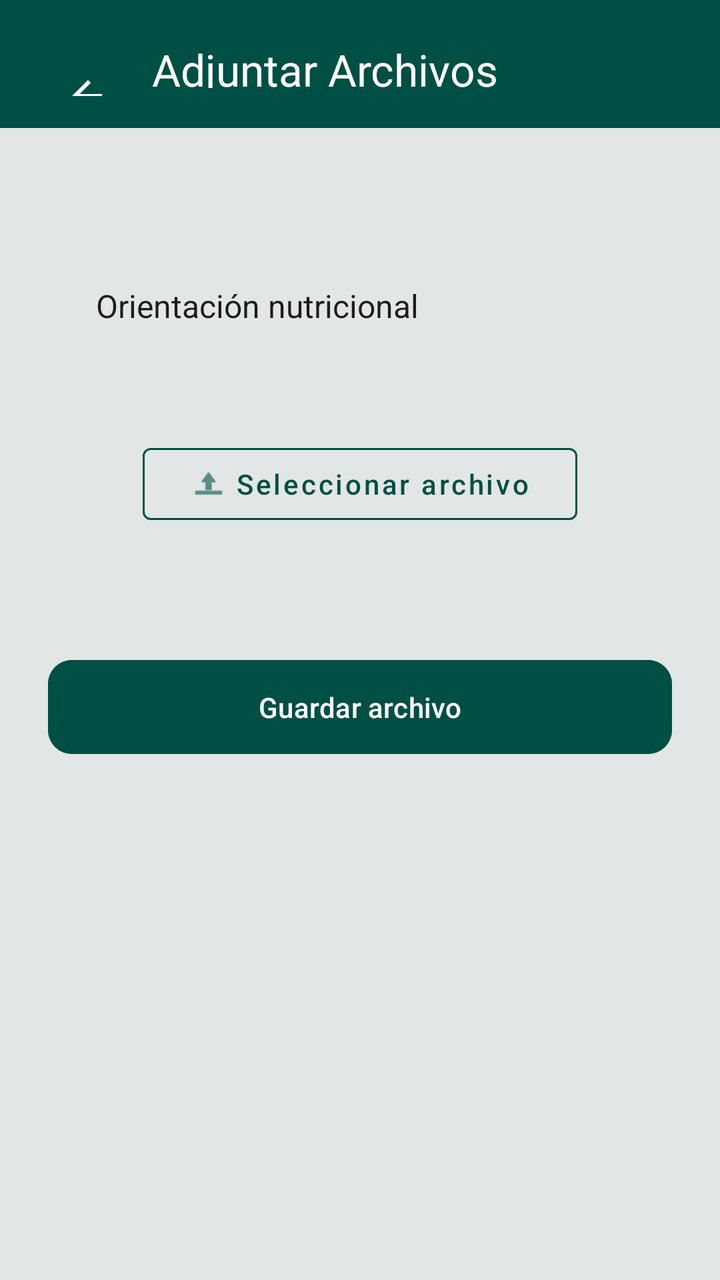
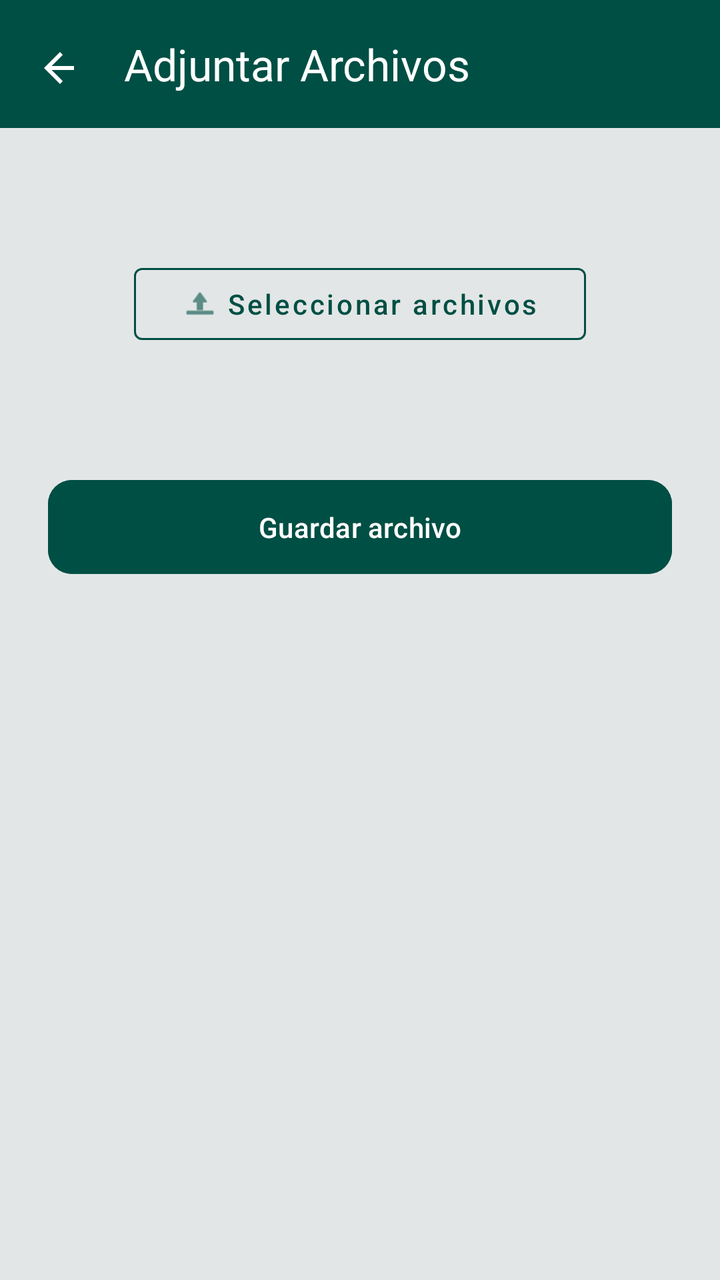

An Android layout rendered at two revisions. The XML below is the earlier revision; the diff shows what the commit changed to produce the second picture.
<!-- AndroidManifest.xml: application theme AppTheme -->
<!-- res/layout/activity_adjuntar_archivos.xml -->
<?xml version="1.0" encoding="utf-8"?>
<androidx.coordinatorlayout.widget.CoordinatorLayout xmlns:android="http://schemas.android.com/apk/res/android"
    xmlns:tools="http://schemas.android.com/tools"
    xmlns:app="http://schemas.android.com/apk/res-auto"
    android:id="@+id/coordinatorLayout"
    android:layout_width="match_parent"
    android:layout_height="match_parent"
    android:background="#E3E6E6"
    tools:context=".AdjuntarArchivosActivity">

    
    <com.google.android.material.appbar.AppBarLayout
        android:id="@+id/appBarLayout"
        android:layout_width="match_parent"
        android:layout_height="wrap_content"
        android:background="#004F44"
        android:theme="@style/ThemeOverlay.MaterialComponents.Dark.ActionBar">

        <androidx.appcompat.widget.Toolbar
            android:id="@+id/toolbar"
            android:layout_width="match_parent"
            android:layout_height="?attr/actionBarSize"
            android:background="#004F44"
            android:padding="16dp"
            app:navigationIcon="@drawable/ic_arrow_back"
            app:title="Adjuntar Archivos"
            app:titleCentered="true"
            app:titleTextColor="@android:color/white" />
    </com.google.android.material.appbar.AppBarLayout>

    
    <ScrollView
        android:layout_width="match_parent"
        android:layout_height="match_parent"
        app:layout_behavior="@string/appbar_scrolling_view_behavior"
        android:padding="24dp">

        <LinearLayout
            android:id="@+id/layoutContenido"
            android:layout_width="match_parent"
            android:layout_height="wrap_content"
            android:orientation="vertical"
            android:gravity="center_horizontal">

            
            <Spinner
                android:id="@+id/spinner"
                android:layout_width="match_parent"
                android:layout_height="50dp"
                android:layout_marginTop="40dp"
                android:background="@drawable/spinner_background"
                android:entries="@array/actividades_demo"
                android:paddingHorizontal="16dp"
                android:popupBackground="@android:color/white"
                android:spinnerMode="dropdown" />

            
            <com.google.android.material.button.MaterialButton
                android:id="@+id/btnSeleccionarArchivo"
                style="@style/Widget.MaterialComponents.Button.OutlinedButton"
                android:layout_width="wrap_content"
                android:layout_height="wrap_content"
                android:layout_marginTop="40dp"
                android:paddingHorizontal="24dp"
                android:text="Seleccionar archivo"
                android:textAllCaps="false"
                android:textColor="#004F44"
                app:icon="@android:drawable/ic_menu_upload"
                app:iconGravity="textStart"
                app:iconTint="#004F44"
                app:strokeColor="#004F44"
                app:strokeWidth="1dp" />

            
            <FrameLayout
                android:id="@+id/contenedorImagen"
                android:layout_width="300dp"
                android:layout_height="300dp"
                android:layout_marginTop="30dp"
                android:visibility="gone">

                <ImageView
                    android:id="@+id/imagePreview"
                    android:layout_width="match_parent"
                    android:layout_height="match_parent"
                    android:scaleType="centerCrop"
                    android:background="@drawable/image_preview_bg" />

                <ImageButton
                    android:id="@+id/btnEliminarImagen"
                    android:layout_width="40dp"
                    android:layout_height="40dp"
                    android:layout_gravity="end|top"
                    android:layout_margin="8dp"
                    android:backgroundTint="#CCFFFFFF"
                    android:background="?attr/selectableItemBackgroundBorderless"
                    android:src="@android:drawable/ic_menu_close_clear_cancel"
                    android:contentDescription="Eliminar imagen" />
            </FrameLayout>

            
            <com.google.android.material.button.MaterialButton
                android:id="@+id/btnGuardarArchivo"
                android:layout_width="match_parent"
                android:layout_height="wrap_content"
                android:layout_marginTop="60dp"
                android:text="Guardar archivo"
                android:textAllCaps="false"
                android:textColor="@android:color/white"
                android:backgroundTint="#004F44"
                app:cornerRadius="12dp"
                android:paddingVertical="14dp" />

        </LinearLayout>
    </ScrollView>
</androidx.coordinatorlayout.widget.CoordinatorLayout>
<!-- resources referenced by this layout -->
<resources>
  <string-array name="actividades_demo">
          <item>Orientación nutricional</item>
          <item>Taller de alfabetización digital</item>
          <item>Asesoría jurídica comunitaria</item>
          <item>Sesión de acompañamiento psicosocial</item>
      </string-array>
  <!-- drawable image_preview_bg (drawable) -->
  <?xml version="1.0" encoding="utf-8"?>
  <selector xmlns:android="http://schemas.android.com/apk/res/android">
      <shape xmlns:android="http://schemas.android.com/apk/res/android"
          android:shape="rectangle">
          <solid android:color="#FFFFFF"/>
          <corners android:radius="12dp"/>
          <stroke android:width="1dp" android:color="#DDDDDD"/>
      </shape>
  </selector>
  <!-- drawable spinner_background (drawable) -->
  <?xml version="1.0" encoding="utf-8"?>
  <resources>
      <shape xmlns:android="http://schemas.android.com/apk/res/android"
          android:shape="rectangle">
          <solid android:color="#FFFFFF"/>
          <stroke android:width="1dp" android:color="#004F44"/>
          <corners android:radius="8dp"/>
      </shape>
  </resources>
  <color name="md_theme_onPrimary">#FFFFFF</color>
  <color name="md_theme_primary">#036B5D</color>
  <color name="md_theme_primaryContainer">#9FF2E0</color>
  <color name="md_theme_onPrimaryContainer">#005045</color>
  <color name="md_theme_secondary">#016B5D</color>
  <color name="md_theme_onSecondary">#FFFFFF</color>
  <color name="md_theme_secondaryContainer">#9FF2E1</color>
  <color name="md_theme_onSecondaryContainer">#005046</color>
  <color name="md_theme_tertiary">#016B5D</color>
  <color name="md_theme_onTertiary">#FFFFFF</color>
  <color name="md_theme_tertiaryContainer">#9FF2E1</color>
  <color name="md_theme_onTertiaryContainer">#005046</color>
  <color name="md_theme_error">#BA1A1A</color>
  <color name="md_theme_onError">#FFFFFF</color>
  <color name="md_theme_errorContainer">#FFDAD6</color>
  <color name="md_theme_onErrorContainer">#93000A</color>
  <color name="md_theme_background">#F5FBF7</color>
  <color name="md_theme_onBackground">#171D1B</color>
  <color name="md_theme_surface">#F5FBF7</color>
  <color name="md_theme_onSurface">#171D1B</color>
  <color name="md_theme_surfaceVariant">#DAE5E1</color>
  <color name="md_theme_onSurfaceVariant">#3F4946</color>
  <color name="md_theme_outline">#6F7976</color>
  <color name="md_theme_outlineVariant">#BEC9C5</color>
  <color name="md_theme_inverseSurface">#2B3230</color>
  <color name="md_theme_inverseOnSurface">#ECF2EF</color>
  <color name="md_theme_inversePrimary">#84D5C4</color>
  <color name="md_theme_primaryFixed">#9FF2E0</color>
  <color name="md_theme_onPrimaryFixed">#00201B</color>
  <color name="md_theme_primaryFixedDim">#84D5C4</color>
  <color name="md_theme_onPrimaryFixedVariant">#005045</color>
  <color name="md_theme_secondaryFixed">#9FF2E1</color>
  <color name="md_theme_onSecondaryFixed">#00201B</color>
  <color name="md_theme_secondaryFixedDim">#83D5C5</color>
  <color name="md_theme_onSecondaryFixedVariant">#005046</color>
  <color name="md_theme_tertiaryFixed">#9FF2E1</color>
  <color name="md_theme_onTertiaryFixed">#00201B</color>
  <color name="md_theme_tertiaryFixedDim">#83D5C5</color>
  <color name="md_theme_onTertiaryFixedVariant">#005046</color>
  <color name="md_theme_surfaceDim">#D5DBD8</color>
  <color name="md_theme_surfaceBright">#F5FBF7</color>
  <color name="md_theme_surfaceContainerLowest">#FFFFFF</color>
  <color name="md_theme_surfaceContainerLow">#EFF5F2</color>
  <color name="md_theme_surfaceContainer">#E9EFEC</color>
  <color name="md_theme_surfaceContainerHigh">#E3EAE6</color>
  <color name="md_theme_surfaceContainerHighest">#DEE4E1</color>
  <!-- unchanged entries left out for length: 2 -->
</resources>

<!-- the commit's change to res/layout/activity_adjuntar_archivos.xml (unified diff, before → after) -->
@@ -21,7 +21,7 @@
             android:layout_width="match_parent"
             android:layout_height="?attr/actionBarSize"
             android:background="#004F44"
-            android:padding="16dp"
+            android:padding="2dp"
             app:navigationIcon="@drawable/ic_arrow_back"
             app:title="Adjuntar Archivos"
             app:titleCentered="true"
@@ -43,18 +43,6 @@
             android:gravity="center_horizontal">
 
             
-            <Spinner
-                android:id="@+id/spinner"
-                android:layout_width="match_parent"
-                android:layout_height="50dp"
-                android:layout_marginTop="40dp"
-                android:background="@drawable/spinner_background"
-                android:entries="@array/actividades_demo"
-                android:paddingHorizontal="16dp"
-                android:popupBackground="@android:color/white"
-                android:spinnerMode="dropdown" />
-
-            
             <com.google.android.material.button.MaterialButton
                 android:id="@+id/btnSeleccionarArchivo"
                 style="@style/Widget.MaterialComponents.Button.OutlinedButton"
@@ -62,7 +50,7 @@
                 android:layout_height="wrap_content"
                 android:layout_marginTop="40dp"
                 android:paddingHorizontal="24dp"
-                android:text="Seleccionar archivo"
+                android:text="Seleccionar archivos"
                 android:textAllCaps="false"
                 android:textColor="#004F44"
                 app:icon="@android:drawable/ic_menu_upload"
@@ -72,31 +60,13 @@
                 app:strokeWidth="1dp" />
 
             
-            <FrameLayout
-                android:id="@+id/contenedorImagen"
-                android:layout_width="300dp"
-                android:layout_height="300dp"
-                android:layout_marginTop="30dp"
-                android:visibility="gone">
-
-                <ImageView
-                    android:id="@+id/imagePreview"
-                    android:layout_width="match_parent"
-                    android:layout_height="match_parent"
-                    android:scaleType="centerCrop"
-                    android:background="@drawable/image_preview_bg" />
-
-                <ImageButton
-                    android:id="@+id/btnEliminarImagen"
-                    android:layout_width="40dp"
-                    android:layout_height="40dp"
-                    android:layout_gravity="end|top"
-                    android:layout_margin="8dp"
-                    android:backgroundTint="#CCFFFFFF"
-                    android:background="?attr/selectableItemBackgroundBorderless"
-                    android:src="@android:drawable/ic_menu_close_clear_cancel"
-                    android:contentDescription="Eliminar imagen" />
-            </FrameLayout>
+            <LinearLayout
+                android:id="@+id/layoutArchivosAdjuntos"
+                android:layout_width="match_parent"
+                android:layout_height="wrap_content"
+                android:orientation="vertical"
+                android:layout_marginTop="20dp"
+                android:visibility="gone" />
 
             
             <com.google.android.material.button.MaterialButton
<!-- resource entries referenced after the edit -->
@@ -1,31 +1,5 @@
 <!-- resources referenced by this layout -->
 <resources>
-  <string-array name="actividades_demo">
-          <item>Orientación nutricional</item>
-          <item>Taller de alfabetización digital</item>
-          <item>Asesoría jurídica comunitaria</item>
-          <item>Sesión de acompañamiento psicosocial</item>
-      </string-array>
-  <!-- drawable image_preview_bg (drawable) -->
-  <?xml version="1.0" encoding="utf-8"?>
-  <selector xmlns:android="http://schemas.android.com/apk/res/android">
-      <shape xmlns:android="http://schemas.android.com/apk/res/android"
-          android:shape="rectangle">
-          <solid android:color="#FFFFFF"/>
-          <corners android:radius="12dp"/>
-          <stroke android:width="1dp" android:color="#DDDDDD"/>
-      </shape>
-  </selector>
-  <!-- drawable spinner_background (drawable) -->
-  <?xml version="1.0" encoding="utf-8"?>
-  <resources>
-      <shape xmlns:android="http://schemas.android.com/apk/res/android"
-          android:shape="rectangle">
-          <solid android:color="#FFFFFF"/>
-          <stroke android:width="1dp" android:color="#004F44"/>
-          <corners android:radius="8dp"/>
-      </shape>
-  </resources>
   <color name="md_theme_onPrimary">#FFFFFF</color>
   <color name="md_theme_primary">#036B5D</color>
   <color name="md_theme_primaryContainer">#9FF2E0</color>
